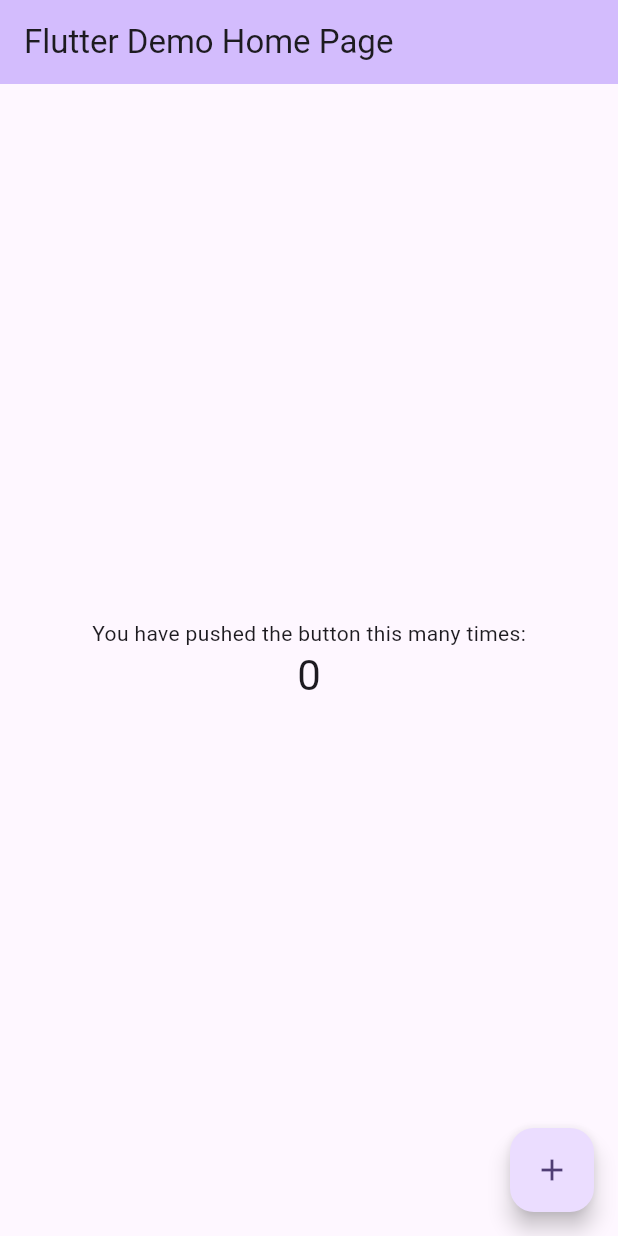
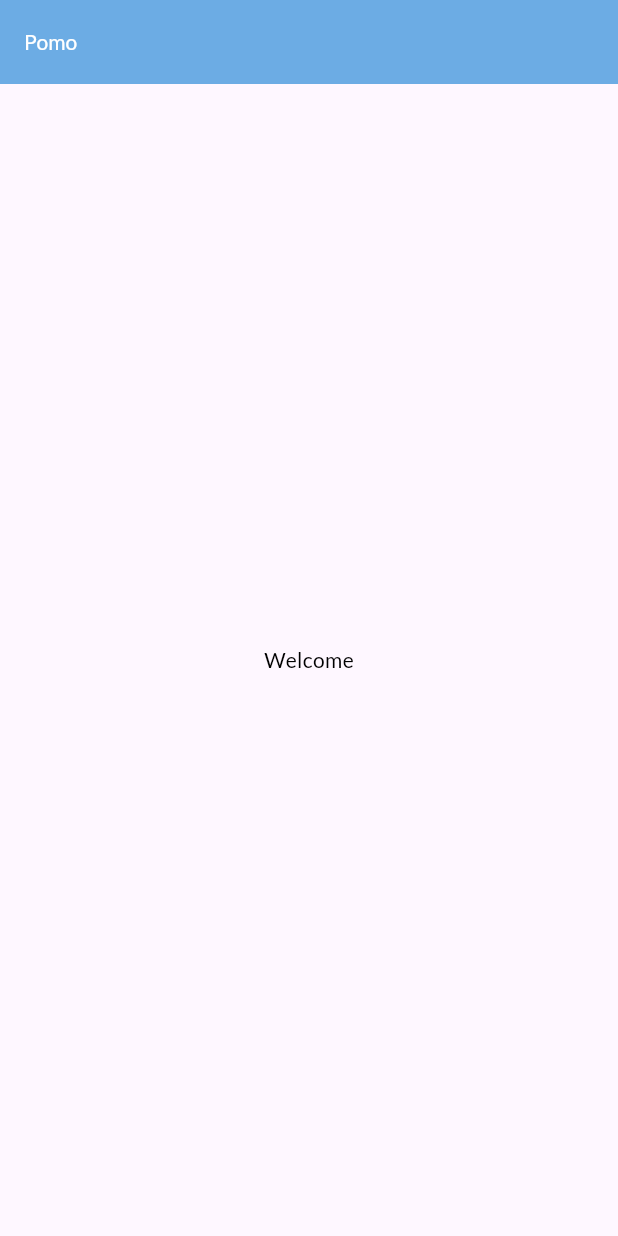
Before and after one commit to zullapo/pomo, a Flutter app: the screen it shows after launch, on a phone screen of 412 x 824 dp. Run offline on Flutter 3.47's test engine with Material 2 defaults, Android fonts, the phone set to English and light mode, and no system bars; missing offline and left inert: responsive_ui.

Commit message:
Rewriting default main.dart

```diff
--- /dev/null
+++ b/lib/app/home.dart
@@ -0,0 +1,37 @@
+import 'package:flutter/material.dart';
+import 'package:pomo/app/shared/colors.dart';
+import 'package:pomo/app/shared/fonts.dart';
+
+class Home extends StatelessWidget {
+  const Home({super.key});
+
+  @override
+  Widget build(BuildContext context) {
+    return Scaffold(
+      appBar: AppBar(
+        backgroundColor: AppColors.skyBlue,
+        title: Text(
+          "Pomo",
+          style: latoW400(
+            size: 14,
+            color: AppColors.white,
+          ),
+        ),
+      ),
+      body: Center(
+        child: Column(
+          mainAxisAlignment: MainAxisAlignment.center,
+          children: [
+            Text(
+              "Welcome",
+              style: latoW400(
+                size: 14,
+                color: AppColors.black,
+              ),
+            ),
+          ],
+        ),
+      ),
+    );
+  }
+}
--- /dev/null
+++ b/lib/app/shared/colors.dart
@@ -0,0 +1,7 @@
+import 'package:flutter/material.dart';
+
+class AppColors {
+  static const Color skyBlue = Color(0xFF6CACE4);
+  static const Color white = Color(0xFFFFFFFF);
+  static const Color black = Color(0xFF000000);
+}
--- /dev/null
+++ b/lib/app/shared/fonts.dart
@@ -0,0 +1,13 @@
+import 'package:flutter/material.dart';
+
+TextStyle latoW400({
+  required double size,
+  required Color color,
+}) {
+  return TextStyle(
+    fontWeight: FontWeight.w400,
+    fontFamily: "Lato",
+    fontSize: size,
+    color: color,
+  );
+}
--- a/lib/main.dart
+++ b/lib/main.dart
@@ -1,125 +1,26 @@
 import 'package:flutter/material.dart';
+import 'package:pomo/app/home.dart';
+import 'package:responsive_ui/responsive_ui.dart';
 
-void main() {
-  runApp(const MyApp());
-}
+void main() => runApp(const Main());
 
-class MyApp extends StatelessWidget {
-  const MyApp({super.key});
+class Main extends StatelessWidget {
+  const Main({super.key});
 
-  // This widget is the root of your application.
   @override
   Widget build(BuildContext context) {
+    Responsive.setGlobalBreakPoints(768, 992, 1200, 1400);
     return MaterialApp(
-      title: 'Flutter Demo',
+      title: "Pomo",
+      debugShowCheckedModeBanner: false,
       theme: ThemeData(
-        // This is the theme of your application.
-        //
-        // TRY THIS: Try running your application with "flutter run". You'll see
-        // the application has a blue toolbar. Then, without quitting the app,
-        // try changing the seedColor in the colorScheme below to Colors.green
-        // and then invoke "hot reload" (save your changes or press the "hot
-        // reload" button in a Flutter-supported IDE, or press "r" if you used
-        // the command line to start the app).
-        //
-        // Notice that the counter didn't reset back to zero; the application
-        // state is not lost during the reload. To reset the state, use hot
-        // restart instead.
-        //
-        // This works for code too, not just values: Most code changes can be
-        // tested with just a hot reload.
-        colorScheme: ColorScheme.fromSeed(seedColor: Colors.deepPurple),
+        fontFamily: "Lato",
         useMaterial3: true,
       ),
-      home: const MyHomePage(title: 'Flutter Demo Home Page'),
+      initialRoute: '/home',
+      routes: {
+        "/home": (context) => const Home(),
+      },
     );
   }
 }
-
-class MyHomePage extends StatefulWidget {
-  const MyHomePage({super.key, required this.title});
-
-  // This widget is the home page of your application. It is stateful, meaning
-  // that it has a State object (defined below) that contains fields that affect
-  // how it looks.
-
-  // This class is the configuration for the state. It holds the values (in this
-  // case the title) provided by the parent (in this case the App widget) and
-  // used by the build method of the State. Fields in a Widget subclass are
-  // always marked "final".
-
-  final String title;
-
-  @override
-  State<MyHomePage> createState() => _MyHomePageState();
-}
-
-class _MyHomePageState extends State<MyHomePage> {
-  int _counter = 0;
-
-  void _incrementCounter() {
-    setState(() {
-      // This call to setState tells the Flutter framework that something has
-      // changed in this State, which causes it to rerun the build method below
-      // so that the display can reflect the updated values. If we changed
-      // _counter without calling setState(), then the build method would not be
-      // called again, and so nothing would appear to happen.
-      _counter++;
-    });
-  }
-
-  @override
-  Widget build(BuildContext context) {
-    // This method is rerun every time setState is called, for instance as done
-    // by the _incrementCounter method above.
-    //
-    // The Flutter framework has been optimized to make rerunning build methods
-    // fast, so that you can just rebuild anything that needs updating rather
-    // than having to individually change instances of widgets.
-    return Scaffold(
-      appBar: AppBar(
-        // TRY THIS: Try changing the color here to a specific color (to
-        // Colors.amber, perhaps?) and trigger a hot reload to see the AppBar
-        // change color while the other colors stay the same.
-        backgroundColor: Theme.of(context).colorScheme.inversePrimary,
-        // Here we take the value from the MyHomePage object that was created by
-        // the App.build method, and use it to set our appbar title.
-        title: Text(widget.title),
-      ),
-      body: Center(
-        // Center is a layout widget. It takes a single child and positions it
-        // in the middle of the parent.
-        child: Column(
-          // Column is also a layout widget. It takes a list of children and
-          // arranges them vertically. By default, it sizes itself to fit its
-          // children horizontally, and tries to be as tall as its parent.
-          //
-          // Column has various properties to control how it sizes itself and
-          // how it positions its children. Here we use mainAxisAlignment to
-          // center the children vertically; the main axis here is the vertical
-          // axis because Columns are vertical (the cross axis would be
-          // horizontal).
-          //
-          // TRY THIS: Invoke "debug painting" (choose the "Toggle Debug Paint"
-          // action in the IDE, or press "p" in the console), to see the
-          // wireframe for each widget.
-          mainAxisAlignment: MainAxisAlignment.center,
-          children: <Widget>[
-            const Text(
-              'You have pushed the button this many times:',
-            ),
-            Text(
-              '$_counter',
-              style: Theme.of(context).textTheme.headlineMedium,
-            ),
-          ],
-        ),
-      ),
-      floatingActionButton: FloatingActionButton(
-        onPressed: _incrementCounter,
-        tooltip: 'Increment',
-        child: const Icon(Icons.add),
-      ), // This trailing comma makes auto-formatting nicer for build methods.
-    );
-  }
-}
```
Also changed, not shown: pubspec.yaml (+11 -1 lines), assets/fonts/Lato-Bold.ttf (added), assets/fonts/Lato-Regular.ttf (added), pubspec.lock.
